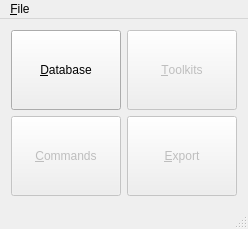
Qt form Source/mainwindow.ui (NormanDunbar/OSBMUpdater) before a commit.
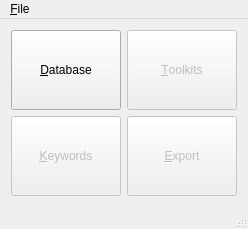
The same form after that commit. Icons and pictures are not drawn.

Patch:
```diff
--- a/Source/mainwindow.ui
+++ b/Source/mainwindow.ui
@@ -81,7 +81,7 @@
        <string>Maintain toolkit commands</string>
       </property>
       <property name="text">
-       <string>&amp;Commands</string>
+       <string>&amp;Keywords</string>
       </property>
       <property name="icon">
        <iconset>
```
Left out of the diff: 10 changed lines with no effect on the pictures.
